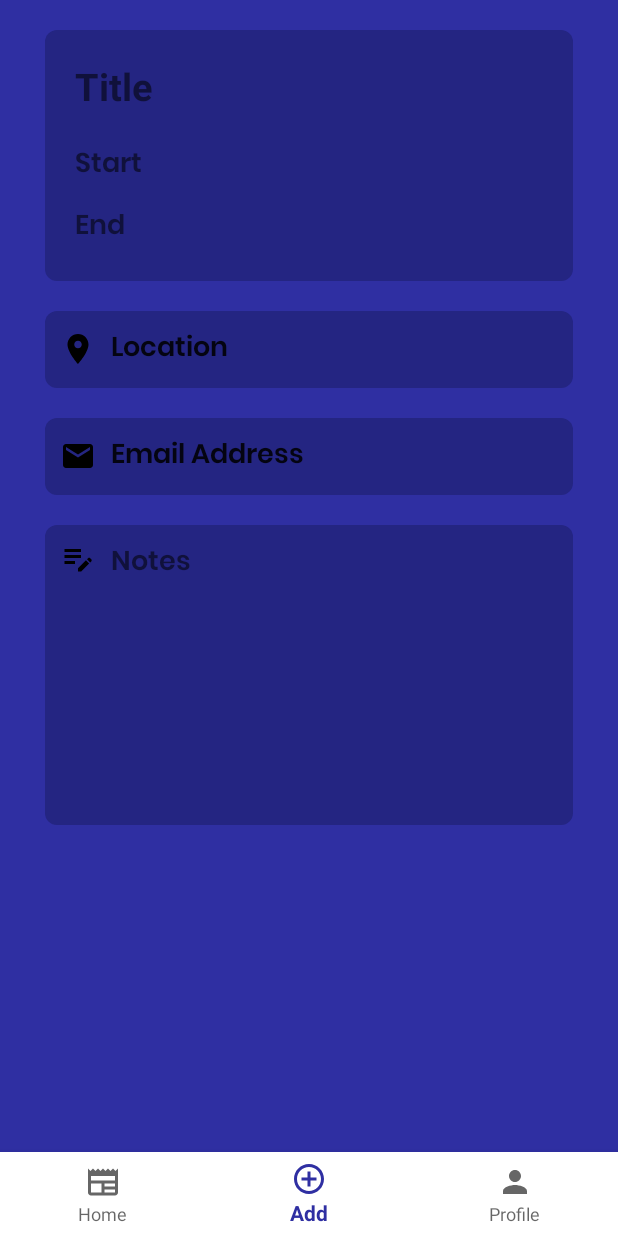
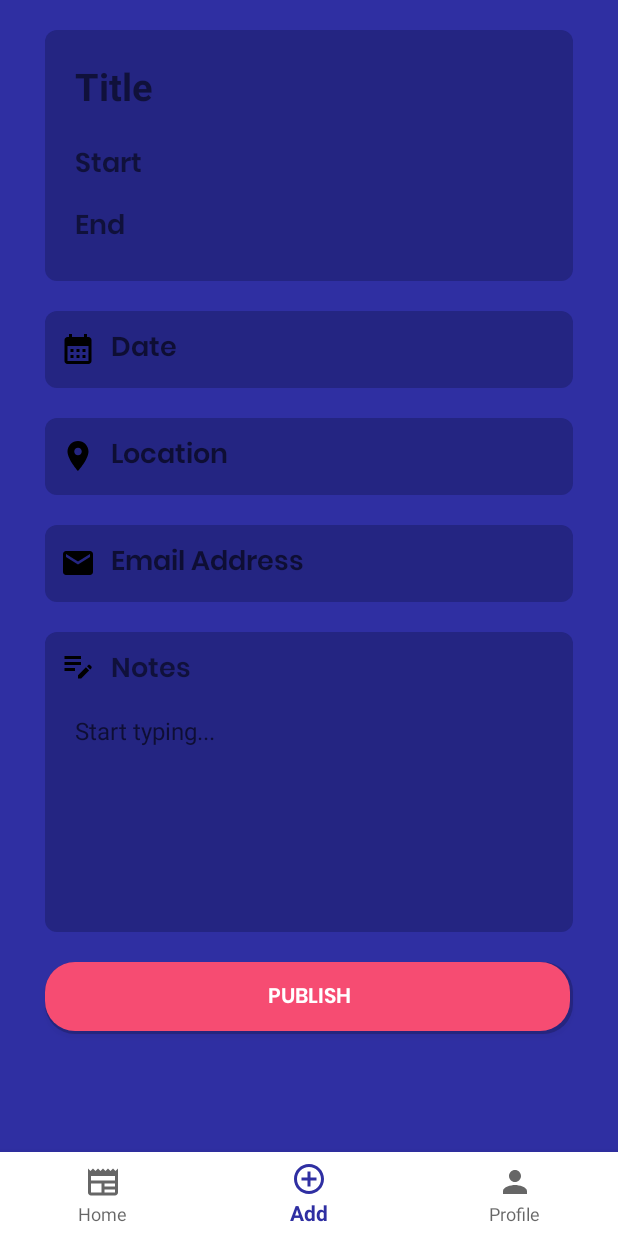
Before and after one commit to gantuangcoc98/TimelinePlus, an Android app: the FragmentHome screen opened directly, with no data from a screen before it, item 2 of the bottom bar chosen, on a phone screen of 412 x 824 dp. Run offline under Robolectric (Android 15) with nearby library versions, the phone set to English and light mode, and no system bars; our stand-ins replace Firebase (no records; nobody signed in at launch, a user with empty details on screens opened directly).

Commit message:
Implemented the Add Post Feature

```diff
--- a/app/src/main/java/com/example/timelineplus/FragmentAddPost.java
+++ b/app/src/main/java/com/example/timelineplus/FragmentAddPost.java
@@ -1,44 +1,104 @@
 package com.example.timelineplus;
 
+import android.content.Intent;
 import android.os.Bundle;
 
+import androidx.annotation.NonNull;
+import androidx.annotation.Nullable;
 import androidx.fragment.app.Fragment;
+import androidx.fragment.app.FragmentTransaction;
+import androidx.recyclerview.widget.LinearLayoutManager;
+import androidx.recyclerview.widget.RecyclerView;
 
 import android.view.LayoutInflater;
+import android.view.MotionEvent;
 import android.view.View;
 import android.view.ViewGroup;
+import android.widget.Button;
 import android.widget.EditText;
+import android.widget.Toast;
+
+import com.google.firebase.database.DatabaseError;
+import com.google.firebase.database.DatabaseReference;
+import com.google.firebase.database.FirebaseDatabase;
+
+import java.util.ArrayList;
 
 public class FragmentAddPost extends Fragment {
-
     public FragmentAddPost() {
         // Required empty public constructor
     }
 
+    private DatabaseReference databaseReference;
+    private EditText setTitle;
+    private EditText setStartTime;
+    private EditText setEndTime;
+    private EditText setDate;
     private EditText setLocation;
     private EditText setEmail;
+    private EditText setNotes;
+    private Button btnPublish;
+
     @Override
     public View onCreateView(LayoutInflater inflater, ViewGroup container,
                              Bundle savedInstanceState) {
         // Inflate the layout for this fragment
         View view = inflater.inflate(R.layout.fragment_add_post, container, false);
 
+        // Initialize the values of the global variables
+        databaseReference = FirebaseDatabase.getInstance().getReference("schedules");
+
+        // Get the ids of the EditText and the Buttons
+        setTitle = view.findViewById(R.id.addPostTitle);
+        setStartTime = view.findViewById(R.id.startTime);
+        setEndTime = view.findViewById(R.id.endTime);
+        setDate = view.findViewById(R.id.setDate);
         setLocation = view.findViewById(R.id.setLocation);
         setEmail = view.findViewById(R.id.setEmail);
-        setLocation.setOnClickListener(new View.OnClickListener() {
+        setNotes = view.findViewById(R.id.setNotes);
+        btnPublish = view.findViewById(R.id.btnPublish);
+
+
+        // When the user clicks the Publish button save the data to the FireBase Database
+        btnPublish.setOnClickListener(new View.OnClickListener() {
             @Override
             public void onClick(View view) {
-                setLocation.setText("");
-            }
-        });
 
-        setEmail.setOnClickListener(new View.OnClickListener() {
-            @Override
-            public void onClick(View view) {
-                setEmail.setText("");
+
+                // Convert the initialized ids to String variables
+                String scheduleTitle = setTitle.getText().toString();
+                String date = setDate.getText().toString();
+                String time = setStartTime.getText().toString() + " - " + setEndTime.getText().toString();
+                String location = setLocation.getText().toString();
+                String email = setEmail.getText().toString();
+                String notes = setNotes.getText().toString();
+
+
+                // Create a new object of ScheduleItem from the converted string variables
+                ScheduleItem scheduleItem = new ScheduleItem(scheduleTitle, date, time, notes);
+
+
+                // Initialize the database to save the converted string variables to the FireBase Realtime Database
+                String schedulesID = databaseReference.push().getKey(); // Create a key first
+                databaseReference.child(schedulesID).setValue(scheduleItem, new DatabaseReference.CompletionListener() {
+                    @Override
+                    public void onComplete(@Nullable DatabaseError error, @NonNull DatabaseReference ref) {
+                        if (error == null) { // There is no error
+                            System.out.println("Successfully added new schedule data to the Firebase Realtime Database");
+                            Toast.makeText(getContext(), "Schedule published!", Toast.LENGTH_SHORT).show();
+                            Intent home = new Intent(getContext(), Home.class);
+                            startActivity(home);
+                        } else { // There is error
+                            System.out.println("Failed to add data to the Firebase Realtime Database");
+                            Toast.makeText(getContext(), "An error occured, please try again", Toast.LENGTH_SHORT);
+                        }
+                    }
+                });
+
             }
         });
 
         return view;
     }
+
 }
--- a/app/src/main/java/com/example/timelineplus/FragmentHome.java
+++ b/app/src/main/java/com/example/timelineplus/FragmentHome.java
@@ -1,43 +1,83 @@
 package com.example.timelineplus;
 
+import android.content.Context;
 import android.os.Bundle;
 
+import androidx.annotation.NonNull;
 import androidx.fragment.app.Fragment;
 import androidx.recyclerview.widget.LinearLayoutManager;
 import androidx.recyclerview.widget.RecyclerView;
 
+import android.util.Log;
 import android.view.LayoutInflater;
 import android.view.View;
 import android.view.ViewGroup;
 
+import com.google.firebase.database.DataSnapshot;
+import com.google.firebase.database.DatabaseError;
+import com.google.firebase.database.DatabaseReference;
+import com.google.firebase.database.FirebaseDatabase;
+import com.google.firebase.database.ValueEventListener;
+
 import java.util.ArrayList;
+import java.util.List;
 
 public class FragmentHome extends Fragment {
-
     public FragmentHome() {
         // Required empty public constructor
     }
 
-    private ArrayList<ScheduleItem> scheduleItemList;
-    private ScheduleItem scheduleItem;
-
+    private Context context;
+    private RecyclerView recyclerView;
+    private ScheduleAdapter adapter;
+    private DatabaseReference databaseReference;
     @Override
     public View onCreateView(LayoutInflater inflater, ViewGroup container,
                              Bundle savedInstanceState) {
         // Inflate the layout for this fragment
         View view = inflater.inflate(R.layout.fragment_home, container, false);
 
-        RecyclerView recyclerView = view.findViewById(R.id.recyclerView);
-        LinearLayoutManager linearLayoutManager = new LinearLayoutManager(getContext());
-        recyclerView.setLayoutManager(linearLayoutManager);
 
-        scheduleItemList = new ArrayList<>();
-        scheduleItem = new ScheduleItem("Schedule Title: ", "Birthday Event", "Date Title: ", "5-16-2023", "Time: ", "4:30 PM - 8:30 PM");
-        scheduleItemList.add(scheduleItem);
+        // Initialize the global variables
+        context = getContext();
+        recyclerView = view.findViewById(R.id.recyclerView);
+        recyclerView.setLayoutManager(new LinearLayoutManager(getContext()));
+        adapter = new ScheduleAdapter(context, new ArrayList<>());
+        recyclerView.setAdapter(adapter);
 
-        ScheduleAdapter adapter = new ScheduleAdapter(getContext(), scheduleItemList);
-        recyclerView.setAdapter(adapter);
+
+        // Initialize the DatabaseReference of Firebase Database from the "schedules" data
+        databaseReference = FirebaseDatabase.getInstance().getReference("schedules");
+
+
+        // Initialize a ValueEventListener method to listen for changes in the data at that location in the Firebase Realtime Database.
+        databaseReference.addValueEventListener(new ValueEventListener() {
+
+            /* NOTE WHEN USING DATASNAPSHOT, CUSTOM CLASS SHOULD HAVE AN EMPTY DEFAULT CONSTRUCTOR */
+            @Override
+            public void onDataChange(@NonNull DataSnapshot snapshot) {
+                ArrayList<ScheduleItem> scheduleItems = new ArrayList<>(); // Crate an arraylist of your specified custom object
+
+                // Traverse to all the resulted data taken from the DataSnapshot
+                for (DataSnapshot dataSnapshot : snapshot.getChildren()) {
+                    ScheduleItem scheduleItem = dataSnapshot.getValue(ScheduleItem.class); // Retrieve the value of the result data and convert it into an instance of your specified custom class
+                    scheduleItems.add(scheduleItem); // Add the instance of your class to the ArrayList scheduleItems
+                }
+
+                // Initialize a new schedule adapter with the following ArrayList scheduleItems
+                adapter = new ScheduleAdapter(context, scheduleItems);
+
+                // Set the new initialized adapter to be the adapter of the RecyclerView
+                recyclerView.setAdapter(adapter);
+            }
+
+            @Override
+            public void onCancelled(@NonNull DatabaseError error) {
+                Log.e("Firebase", "Failed to read schedules.", error.toException());
+            }
+        });
 
         return view;
     }
+
 }
--- a/app/src/main/java/com/example/timelineplus/Home.java
+++ b/app/src/main/java/com/example/timelineplus/Home.java
@@ -9,29 +9,39 @@ import android.os.Bundle;
 
 import com.example.timelineplus.databinding.HomeBinding;
 
+import java.util.ArrayList;
+
 public class Home extends AppCompatActivity {
 
-    // Declare the FrameLayout and the BottomNavigation
+    // When user logged in and already on the Home, initialize the Fragment already
     private HomeBinding binding;
-
+    private FragmentHome home;
+    private FragmentAddPost addPost;
+    private FragmentProfile profile;
     @Override
     protected void onCreate(Bundle savedInstanceState) {
         super.onCreate(savedInstanceState);
         binding = HomeBinding.inflate(getLayoutInflater());
         setContentView(binding.getRoot());
-        replaceFragment(new FragmentHome());
 
+        // Initialize the different Fragments in advance
+        home = new FragmentHome();
+        addPost = new FragmentAddPost();
+        profile = new FragmentProfile();
+        replaceFragment(home);
+
+        // Initialize the functionality of the navigation buttons
         binding.bottomNav.setOnItemSelectedListener(item -> {
 
             switch (item.getItemId()) {
                 case R.id.menuHome:
-                    replaceFragment(new FragmentHome());
+                    replaceFragment(home);
                     return true;
                 case R.id.menuAddPost:
-                    replaceFragment(new FragmentAddPost());
+                    replaceFragment(addPost);
                     return true;
                 case R.id.menuProfile:
-                    replaceFragment(new FragmentProfile());
+                    replaceFragment(profile);
                     return true;
             }
 
--- a/app/src/main/java/com/example/timelineplus/MainActivity.java
+++ b/app/src/main/java/com/example/timelineplus/MainActivity.java
@@ -111,22 +111,20 @@ public class MainActivity extends AppCompatActivity {
                     Toast.makeText(MainActivity.this, "Please input all fields", Toast.LENGTH_SHORT).show();
                 } else {
                     // Initialize to Sign in using the authenticated user in Firebase Authentication
-                    Intent home = new Intent(MainActivity.this, Home.class);
-                    startActivity(home);
-//                    FirebaseAuth.getInstance().signInWithEmailAndPassword(email, password).addOnCompleteListener(new OnCompleteListener<AuthResult>() {
-//                        @Override
-//                        public void onComplete(@NonNull Task<AuthResult> task) {
-//                            if (task.isSuccessful()) { // If the user successfully inputted correct email and password
-//                                Intent home = new Intent(MainActivity.this, Home.class);
-//                                startActivity(home);
-//
-//                                System.out.println("Successfully login with authenticated user in Firebase Database");
-//                            } else { // If the user inputted wrong email or password
-//                                incorrectInput.setVisibility(View.VISIBLE);
-//                                System.out.println("Login failed due to incorrect username or password");
-//                            }
-//                        }
-//                    });
+                    FirebaseAuth.getInstance().signInWithEmailAndPassword(email, password).addOnCompleteListener(new OnCompleteListener<AuthResult>() {
+                        @Override
+                        public void onComplete(@NonNull Task<AuthResult> task) {
+                            if (task.isSuccessful()) { // If the user successfully inputted correct email and password
+                                Intent home = new Intent(MainActivity.this, Home.class);
+                                startActivity(home);
+
+                                System.out.println("Successfully login with authenticated user in Firebase Database");
+                            } else { // If the user inputted wrong email or password
+                                incorrectInput.setVisibility(View.VISIBLE);
+                                System.out.println("Login failed due to incorrect username or password");
+                            }
+                        }
+                    });
                 }
             }
         });
--- a/app/src/main/java/com/example/timelineplus/ScheduleItem.java
+++ b/app/src/main/java/com/example/timelineplus/ScheduleItem.java
@@ -1,68 +1,50 @@
 package com.example.timelineplus;
 
+import java.util.ArrayList;
+
 public class ScheduleItem {
-    private String scheduleTitle;
+    private String scheduleTitle = "Schedule Title: ";
     private String setScheduleTitle;
-    private String dateTitle;
+    private String dateTitle = "Date: ";
     private String setDate;
-    private String timeTitle;
+    private String timeTitle = "Time: ";
     private String setTime;
+    private String setNotes;
 
-    public ScheduleItem(String scheduleTitle, String setScheduleTitle, String dateTitle, String setDate, String timeTitle, String setTime) {
-        this.scheduleTitle = scheduleTitle;
+    public ScheduleItem() {}
+
+    public ScheduleItem(String setScheduleTitle, String setDate, String setTime, String setNotes) {
         this.setScheduleTitle = setScheduleTitle;
-        this.dateTitle = dateTitle;
         this.setDate = setDate;
-        this.timeTitle = timeTitle;
         this.setTime = setTime;
+        this.setNotes = setNotes;
     }
 
     public String getScheduleTitle() {
         return scheduleTitle;
     }
 
-    public void setScheduleTitle(String scheduleTitle) {
-        this.scheduleTitle = scheduleTitle;
-    }
-
     public String getSetScheduleTitle() {
         return setScheduleTitle;
-    }
-
-    public void setSetScheduleTitle(String setScheduleTitle) {
-        this.setScheduleTitle = setScheduleTitle;
     }
 
     public String getDateTitle() {
         return dateTitle;
     }
 
-    public void setDateTitle(String dateTitle) {
-        this.dateTitle = dateTitle;
-    }
-
     public String getSetDate() {
         return setDate;
-    }
-
-    public void setSetDate(String setDate) {
-        this.setDate = setDate;
     }
 
     public String getTimeTitle() {
         return timeTitle;
     }
 
-    public void setTimeTitle(String timeTitle) {
-        this.timeTitle = timeTitle;
-    }
-
     public String getSetTime() {
         return setTime;
     }
 
-    public void setSetTime(String setTime) {
-        this.setTime = setTime;
+    public String getSetNotes() {
+        return setNotes;
     }
-
 }
--- /dev/null
+++ b/app/src/main/res/drawable/date.xml
@@ -0,0 +1,5 @@
+<vector android:height="24dp" android:tint="#000000"
+    android:viewportHeight="24" android:viewportWidth="24"
+    android:width="24dp" xmlns:android="http://schemas.android.com/apk/res/android">
+    <path android:fillColor="@android:color/white" android:pathData="M19,4h-1V2h-2v2H8V2H6v2H5C3.89,4 3.01,4.9 3.01,6L3,20c0,1.1 0.89,2 2,2h14c1.1,0 2,-0.9 2,-2V6C21,4.9 20.1,4 19,4zM19,20H5V10h14V20zM9,14H7v-2h2V14zM13,14h-2v-2h2V14zM17,14h-2v-2h2V14zM9,18H7v-2h2V18zM13,18h-2v-2h2V18zM17,18h-2v-2h2V18z"/>
+</vector>
--- a/app/src/main/res/drawable/edittext_lines.xml
+++ /dev/null
@@ -1,9 +0,0 @@
-<shape xmlns:android="http://schemas.android.com/apk/res/android">
-    <solid android:color="@color/darkblue" /> <!-- Background color, change as needed -->
-
-    <stroke
-        android:color="@color/black"
-        android:dashWidth="1dp"
-        android:dashGap="2dp" />
-
-</shape>
--- a/app/src/main/res/layout/fragment_add_post.xml
+++ b/app/src/main/res/layout/fragment_add_post.xml
@@ -11,15 +11,15 @@
         android:id="@+id/layoutTitle"
         android:layout_width="match_parent"
         android:layout_height="wrap_content"
+        android:layout_marginStart="30dp"
+        android:layout_marginTop="20dp"
+        android:layout_marginEnd="30dp"
         android:background="@drawable/default_background"
-        app:layout_constraintTop_toTopOf="parent"
+        android:orientation="vertical"
+        android:padding="20dp"
+        app:layout_constraintEnd_toEndOf="parent"
         app:layout_constraintStart_toStartOf="parent"
-        app:layout_constraintEnd_toEndOf="parent"
-        android:orientation="vertical"
-        android:layout_marginStart="30dp"
-        android:layout_marginEnd="30dp"
-        android:layout_marginTop="20dp"
-        android:padding="20dp">
+        app:layout_constraintTop_toTopOf="parent">
 
         <!-- Edit Text of the Schedule Title-->
         <LinearLayout
@@ -30,12 +30,13 @@
                 android:layout_width="wrap_content"
                 android:layout_height="wrap_content"
                 android:text="Title"
-                android:textStyle="bold"
-                android:textSize="25sp"/>
+                android:textSize="25sp"
+                android:textStyle="bold" />
 
             <LinearLayout
                 android:layout_width="wrap_content"
                 android:layout_height="wrap_content">
+
                 <View
                     android:layout_width="0dp"
                     android:layout_height="0dp"
@@ -45,10 +46,10 @@
                     android:id="@+id/addPostTitle"
                     android:layout_width="match_parent"
                     android:layout_height="wrap_content"
+                    android:background="@android:color/transparent"
                     android:ems="10"
                     android:inputType="textPersonName"
-                    android:text=""
-                    android:background="@android:color/transparent"/>
+                    android:text="" />
             </LinearLayout>
 
         </LinearLayout>
@@ -64,27 +65,28 @@
             <TextView
                 android:layout_width="wrap_content"
                 android:layout_height="wrap_content"
+                android:fontFamily="@font/poppins_semibold"
                 android:text="Start"
-                android:textStyle="bold"
                 android:textSize="18sp"
-                android:fontFamily="@font/poppins_semibold"/>
+                android:textStyle="bold" />
 
             <LinearLayout
                 android:layout_width="wrap_content"
                 android:layout_height="wrap_content">
+
                 <View
                     android:layout_width="0dp"
                     android:layout_height="0dp"
                     android:layout_weight="1" />
 
                 <EditText
-                    android:id="@+id/startDate"
+                    android:id="@+id/startTime"
                     android:layout_width="match_parent"
                     android:layout_height="wrap_content"
+                    android:background="@android:color/transparent"
                     android:ems="10"
                     android:inputType="text"
-                    android:text=""
-                    android:background="@android:color/transparent"/>
+                    android:text="" />
             </LinearLayout>
 
         </LinearLayout>
@@ -100,27 +102,28 @@
             <TextView
                 android:layout_width="wrap_content"
                 android:layout_height="wrap_content"
+                android:fontFamily="@font/poppins_semibold"
                 android:text="End"
-                android:textStyle="bold"
                 android:textSize="18sp"
-                android:fontFamily="@font/poppins_semibold"/>
+                android:textStyle="bold" />
 
             <LinearLayout
                 android:layout_width="wrap_content"
                 android:layout_height="wrap_content">
+
                 <View
                     android:layout_width="0dp"
                     android:layout_height="0dp"
                     android:layout_weight="1" />
 
                 <EditText
-                    android:id="@+id/endDate"
+                    android:id="@+id/endTime"
                     android:layout_width="match_parent"
                     android:layout_height="wrap_content"
+                    android:background="@android:color/transparent"
                     android:ems="10"
                     android:inputType="text"
-                    android:text=""
-                    android:background="@android:color/transparent"/>
+                    android:text="" />
             </LinearLayout>
 
         </LinearLayout>
@@ -129,13 +132,58 @@
     </LinearLayout>
 
 
+    <!-- LinearLayout of Date -->
+    <LinearLayout
+        android:id="@+id/layoutDate"
+        android:layout_width="match_parent"
+        android:layout_height="wrap_content"
+        android:background="@drawable/default_background"
+        app:layout_constraintTop_toBottomOf="@+id/layoutTitle"
+        app:layout_constraintStart_toStartOf="parent"
+        app:layout_constraintEnd_toEndOf="parent"
+        android:orientation="vertical"
+        android:layout_marginStart="30dp"
+        android:layout_marginEnd="30dp"
+        android:layout_marginTop="20dp"
+        android:paddingLeft="10dp"
+        android:paddingTop="10dp"
+        android:paddingBottom="10dp">
+
+
+        <LinearLayout
+            android:layout_width="match_parent"
+            android:layout_height="match_parent">
+
+            <ImageView
+                android:layout_width="wrap_content"
+                android:layout_height="wrap_content"
+                android:src="@drawable/date"
+                android:layout_gravity="center"/>
+
+            <EditText
+                android:id="@+id/setDate"
+                android:layout_width="wrap_content"
+                android:layout_height="wrap_content"
+                android:hint="Date"
+                android:inputType="text"
+                android:textSize="18sp"
+                android:fontFamily="@font/poppins_semibold"
+                android:background="@android:color/transparent"
+                android:layout_marginStart="10dp"/>
+
+        </LinearLayout>
+
+    </LinearLayout>
+    <!-- End of LinearLayout of Date -->
+
+
     <!-- LinearLayout of Location -->
     <LinearLayout
         android:id="@+id/layoutLocation"
         android:layout_width="match_parent"
         android:layout_height="wrap_content"
         android:background="@drawable/default_background"
-        app:layout_constraintTop_toBottomOf="@+id/layoutTitle"
+        app:layout_constraintTop_toBottomOf="@+id/layoutDate"
         app:layout_constraintStart_toStartOf="parent"
         app:layout_constraintEnd_toEndOf="parent"
         android:orientation="vertical"
@@ -161,7 +209,7 @@
                 android:id="@+id/setLocation"
                 android:layout_width="wrap_content"
                 android:layout_height="wrap_content"
-                android:text="Location"
+                android:hint="Location"
                 android:inputType="text"
                 android:textSize="18sp"
                 android:fontFamily="@font/poppins_semibold"
@@ -205,7 +253,7 @@
                 android:id="@+id/setEmail"
                 android:layout_width="wrap_content"
                 android:layout_height="wrap_content"
-                android:text="Email Address"
+                android:hint="Email Address"
                 android:inputType="text"
                 android:textSize="18sp"
                 android:fontFamily="@font/poppins_semibold"
@@ -258,13 +306,23 @@
 
         <LinearLayout
             android:layout_width="match_parent"
-            android:layout_height="match_parent">
+            android:layout_height="match_parent"
+            android:layout_marginTop="5dp"
+            android:paddingLeft="10dp"
+            android:paddingRight="10dp"
+            android:paddingBottom="10dp">
 
             <EditText
+                android:id="@+id/setNotes"
                 android:layout_width="match_parent"
-                android:layout_height="wrap_content"
+                android:layout_height="match_parent"
                 android:inputType="textMultiLine"
-                android:background="@drawable/edittext_lines"
+                android:hint="Start typing..."
+                android:background="@android:color/transparent"
+                android:textSize="16sp"
+                android:gravity="top|start"
+                android:paddingTop="8dp"
+                android:lineSpacingExtra="8dp"
             />
 
         </LinearLayout>
@@ -272,5 +330,21 @@
     </LinearLayout>
     <!-- End of LinearLayout of Notes -->
 
+    <Button
+        android:id="@+id/btnPublish"
+        android:layout_width="match_parent"
+        android:layout_height="wrap_content"
+        android:text="Publish"
+        android:textColor="@color/white"
+        android:fontFamily="@font/poppins_semibold"
+        tools:layout_editor_absoluteX="40dp"
+        tools:layout_editor_absoluteY="536dp"
+        app:layout_constraintTop_toBottomOf="@+id/layoutNotes"
+        app:layout_constraintStart_toStartOf="parent"
+        app:layout_constraintEnd_toEndOf="parent"
+        android:layout_marginStart="30dp"
+        android:layout_marginEnd="30dp"
+        android:layout_marginTop="20dp"
+        android:background="@drawable/buttons"/>
 
 </androidx.constraintlayout.widget.ConstraintLayout>
```
